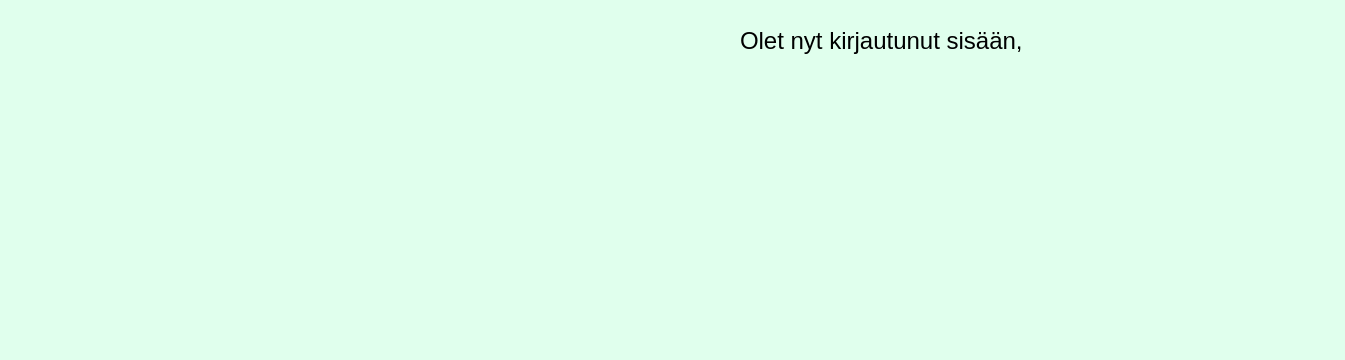
First picture: the form in bank-automat/paavalikko.ui, repository Kuljuho/Bankautomat-ATM, before the edit; both pictures show x 0 to 1345 and y 0 to 360 of the 1345 by 818 pixel window.
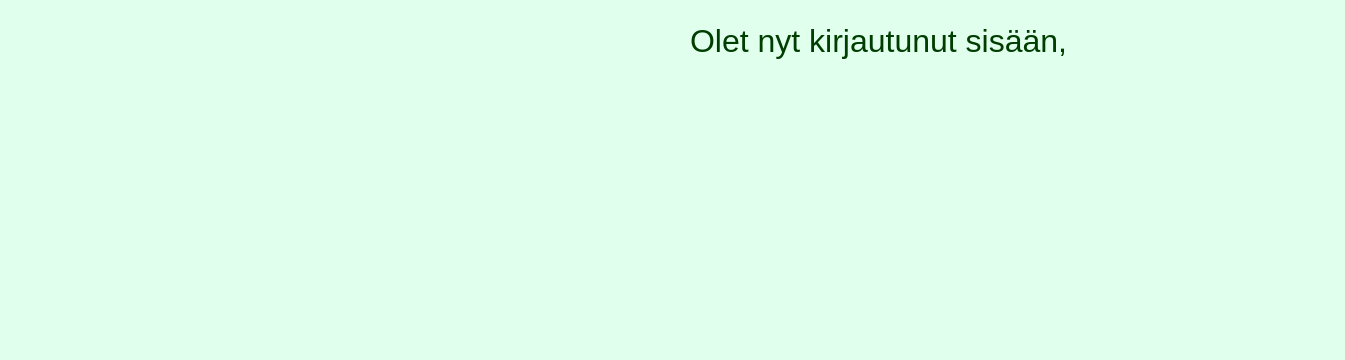
Second picture: the form after the edit. Icons and pictures are not drawn.

Diff of the .ui file:
```diff
--- a/bank-automat/paavalikko.ui
+++ b/bank-automat/paavalikko.ui
@@ -26,12 +26,18 @@
   <widget class="QLabel" name="logo">
    <property name="geometry">
     <rect>
-     <x>0</x>
-     <y>0</y>
-     <width>171</width>
-     <height>191</height>
+     <x>10</x>
+     <y>10</y>
+     <width>200</width>
+     <height>230</height>
     </rect>
    </property>
+   <property name="minimumSize">
+    <size>
+     <width>200</width>
+     <height>230</height>
+    </size>
+   </property>
    <property name="maximumSize">
     <size>
      <width>200</width>
@@ -52,25 +58,25 @@
   <widget class="QLabel" name="kirjautunutLabel">
    <property name="geometry">
     <rect>
-     <x>740</x>
+     <x>690</x>
      <y>20</y>
-     <width>301</width>
+     <width>401</width>
      <height>41</height>
     </rect>
    </property>
    <property name="font">
     <font>
      <family>Ubuntu</family>
-     <pointsize>18</pointsize>
+     <pointsize>24</pointsize>
+     <bold>false</bold>
     </font>
    </property>
    <property name="styleSheet">
-    <string notr="true">QLabel{
+    <string notr="true">QWidget{
 	background-color: transparent;
-	color: rgb(0, 0, 0);
 	background: none;
+	color: rgb(0, 61, 0);
 	border: none;
-	background-repeat: none;
 	selection-color: rgb(0, 0, 0);
 }</string>
    </property>
@@ -81,7 +87,7 @@
   <widget class="QLineEdit" name="kayttajaNimi">
    <property name="geometry">
     <rect>
-     <x>1040</x>
+     <x>1090</x>
      <y>20</y>
      <width>221</width>
      <height>41</height>
@@ -90,7 +96,8 @@
    <property name="font">
     <font>
      <family>Ubuntu</family>
-     <pointsize>18</pointsize>
+     <pointsize>24</pointsize>
+     <bold>false</bold>
     </font>
    </property>
    <property name="focusPolicy">
@@ -100,6 +107,7 @@
     <string notr="true">QLineEdit{
 	background: transparent;
 	border: none;
+	color: rgb(0, 61, 0);
 }</string>
    </property>
   </widget>
```
